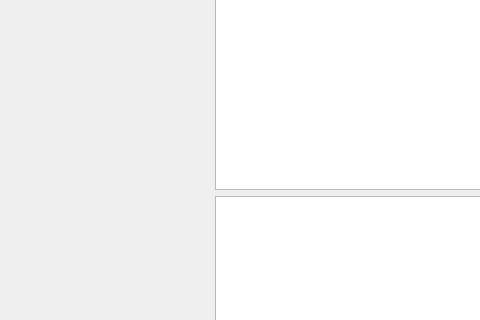
First picture: the form in PDFTool/mainwindow.ui, repository jykim74/PDFTool, before the edit; both pictures show x 0 to 480 and y 143 to 463 of the 664 by 600 pixel window.
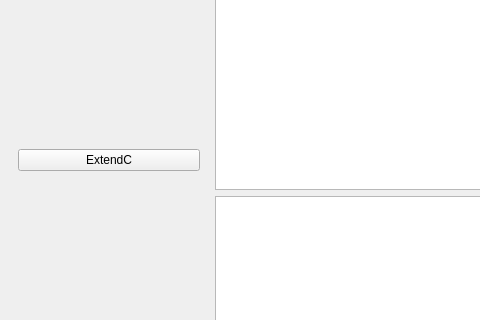
Second picture: the form after the edit.

```diff
--- a/PDFTool/mainwindow.ui
+++ b/PDFTool/mainwindow.ui
@@ -57,6 +57,15 @@
          <attribute name="label">
           <string>Page 1</string>
          </attribute>
+         <layout class="QVBoxLayout" name="verticalLayout_2">
+          <item>
+           <widget class="QPushButton" name="mExtendCBtn">
+            <property name="text">
+             <string>ExtendC</string>
+            </property>
+           </widget>
+          </item>
+         </layout>
         </widget>
         <widget class="QWidget" name="page_2">
          <property name="geometry">
```
